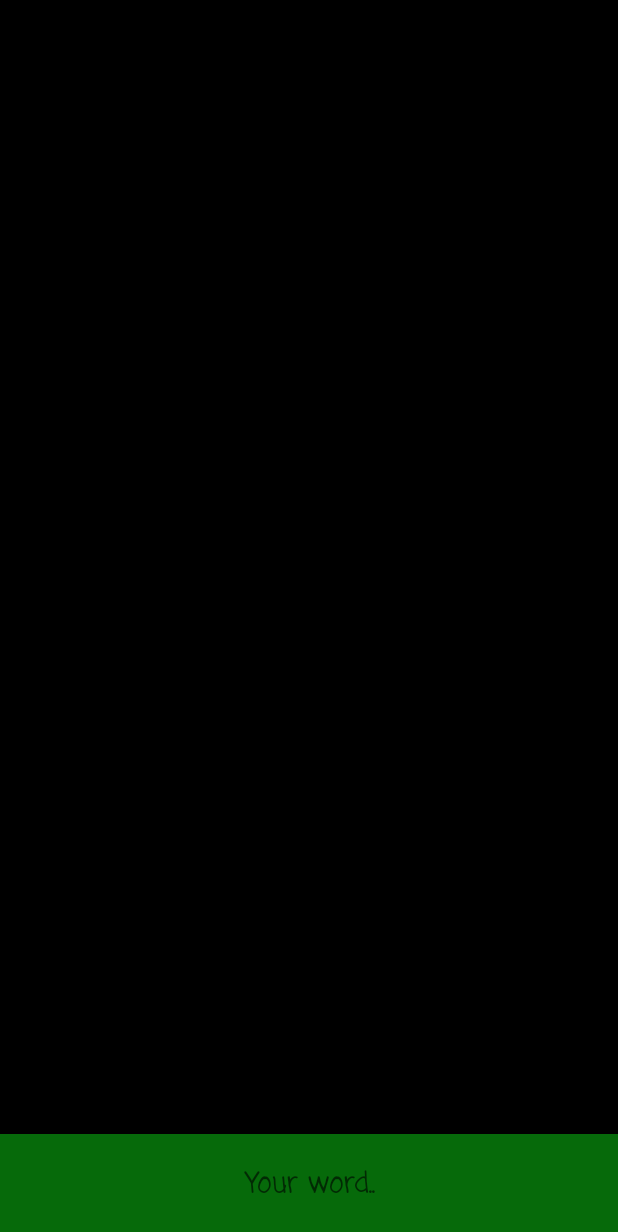
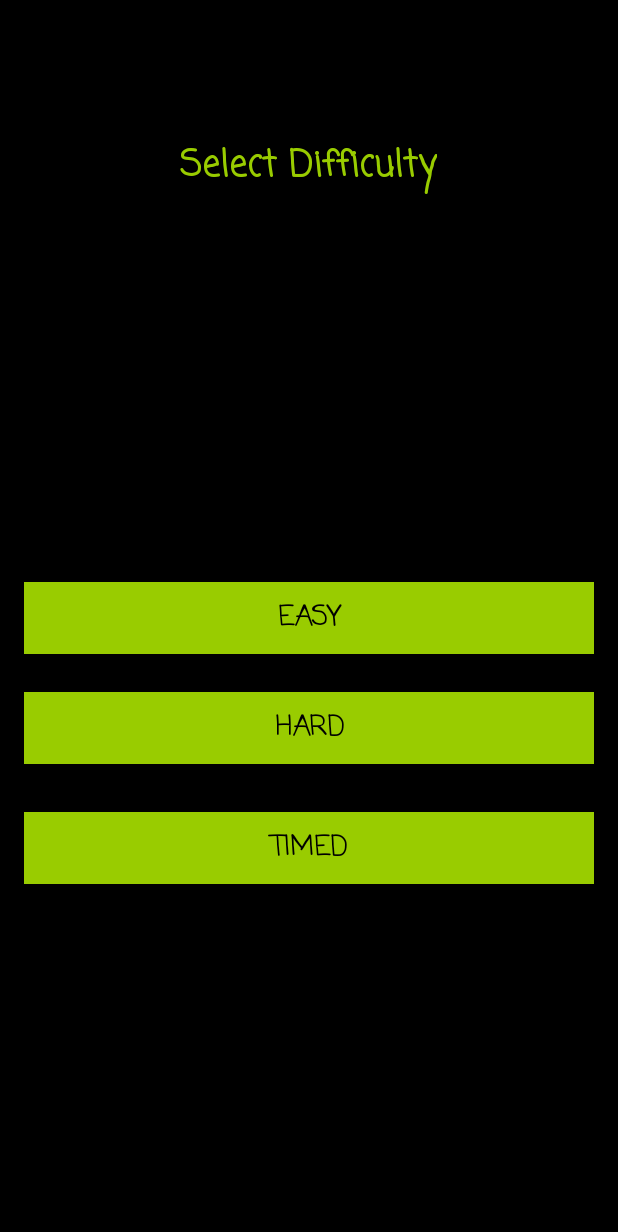
Before and after one commit to cyberpirate92/Addictionary, an Android app: the screen it shows after launch (SinglePlayer before the commit, ModeSelectionActivity after it), after a tap on "SINGLE PLAYER", on a phone screen of 412 x 824 dp. Shown: the top 1232 px of the screen. Run offline under Robolectric (Android 15) with nearby library versions, the phone set to English and light mode, and no system bars.

Commit message:
Refactored code, Added difficult mode, resolved issue #7

```diff
--- a/app/src/main/AndroidManifest.xml
+++ b/app/src/main/AndroidManifest.xml
@@ -29,6 +29,7 @@
                 android:name="android.support.PARENT_ACTIVITY"
                 android:value="com.example.raviteja.addictionary.MainActivity" />
         </activity>
+        <activity android:name=".ModeSelectionActivity"></activity>
     </application>
 
 </manifest>
--- a/app/src/main/java/com/example/raviteja/addictionary/GameOverDialog.java
+++ b/app/src/main/java/com/example/raviteja/addictionary/GameOverDialog.java
@@ -1,6 +1,5 @@
 package com.example.raviteja.addictionary;
 
-import android.app.Activity;
 import android.app.AlertDialog;
 import android.app.Dialog;
 import android.app.DialogFragment;
--- a/app/src/main/java/com/example/raviteja/addictionary/MainActivity.java
+++ b/app/src/main/java/com/example/raviteja/addictionary/MainActivity.java
@@ -24,7 +24,7 @@ public class MainActivity extends AppCompatActivity {
     }
 
     public void startSinglePlayer(View view) {
-        navigateTo(SinglePlayer.class);
+        navigateTo(ModeSelectionActivity.class);
     }
 
     public void startMultiplayer(View view) {
--- a/app/src/main/java/com/example/raviteja/addictionary/WordListAdapter.java
+++ b/app/src/main/java/com/example/raviteja/addictionary/WordListAdapter.java
@@ -5,23 +5,22 @@ import android.view.LayoutInflater;
 import android.view.View;
 import android.view.ViewGroup;
 import android.widget.BaseAdapter;
-import android.widget.ImageView;
 import android.widget.TextView;
 
 import java.util.ArrayList;
 
-public class WordListAdapter extends BaseAdapter {
+class WordListAdapter extends BaseAdapter {
 
     private ArrayList<String> data;
     private Context context;
 
-    public WordListAdapter(Context context) {
+    WordListAdapter(Context context) {
         super();
         this.context = context;
-        data = new ArrayList<String>();
+        data = new ArrayList<>();
     }
 
-    public void addItem(String word) {
+    void addItem(String word) {
         data.add(word);
         this.notifyDataSetChanged();
     }
@@ -54,7 +53,7 @@ public class WordListAdapter extends BaseAdapter {
             row = layoutInflater.inflate(R.layout.listview_row_item_system, null);
 
         TextView textView = (TextView) row.findViewById(R.id.textView);
-        ImageView imageView = (ImageView) row.findViewById(R.id.imageView);
+        /* ImageView imageView = (ImageView) row.findViewById(R.id.imageView); */
         textView.setText(data.get(position));
         convertView = row;
         return convertView;
--- /dev/null
+++ b/app/src/main/res/layout/activity_mode_selection.xml
@@ -0,0 +1,72 @@
+<?xml version="1.0" encoding="utf-8"?>
+<RelativeLayout xmlns:android="http://schemas.android.com/apk/res/android"
+    xmlns:tools="http://schemas.android.com/tools"
+    android:id="@+id/activity_mode_selection"
+    android:layout_width="match_parent"
+    android:layout_height="match_parent"
+    android:paddingBottom="@dimen/activity_vertical_margin"
+    android:paddingLeft="@dimen/activity_horizontal_margin"
+    android:paddingRight="@dimen/activity_horizontal_margin"
+    android:paddingTop="@dimen/activity_vertical_margin"
+    android:background="#000"
+    tools:context="com.example.raviteja.addictionary.ModeSelectionActivity">
+
+    <Button
+        android:text="HARD"
+        android:layout_width="match_parent"
+        android:layout_height="wrap_content"
+        android:layout_below="@+id/button"
+        android:layout_alignEnd="@+id/button"
+        android:layout_marginTop="25dp"
+        android:id="@+id/button5"
+        android:textSize="18sp"
+        android:fontFamily="casual"
+        android:textStyle="normal|bold"
+        android:textAlignment="center"
+        android:textColor="@android:color/black"
+        android:background="@android:color/holo_green_light"
+        android:onClick="startGameHardMode"/>
+
+    <Button
+        android:text="TIMED"
+        android:layout_width="match_parent"
+        android:layout_height="wrap_content"
+        android:layout_marginTop="32dp"
+        android:id="@+id/button6"
+        android:layout_below="@+id/button5"
+        android:layout_alignStart="@+id/button5"
+        android:textSize="18sp"
+        android:fontFamily="casual"
+        android:textStyle="normal|bold"
+        android:textAlignment="center"
+        android:textColor="@android:color/black"
+        android:background="@android:color/holo_green_light" />
+
+    <TextView
+        android:text="Select Difficulty"
+        android:layout_width="wrap_content"
+        android:layout_height="wrap_content"
+        android:layout_alignParentTop="true"
+        android:layout_centerHorizontal="true"
+        android:layout_marginTop="76dp"
+        android:id="@+id/textView2"
+        android:textSize="24sp"
+        android:fontFamily="casual"
+        android:textStyle="normal|bold"
+        android:textColor="@android:color/holo_green_light" />
+
+    <Button
+        android:text="EASY"
+        android:layout_width="match_parent"
+        android:layout_height="wrap_content"
+        android:id="@+id/button"
+        android:layout_centerVertical="true"
+        android:layout_centerHorizontal="true"
+        android:textSize="18sp"
+        android:fontFamily="casual"
+        android:textStyle="normal|bold"
+        android:textAlignment="center"
+        android:textColor="@android:color/black"
+        android:background="@android:color/holo_green_light"
+        android:onClick="startGameEasyMode"/>
+</RelativeLayout>
--- /dev/null
+++ b/app/src/main/res/values-w820dp/dimens.xml
@@ -0,0 +1,6 @@
+<resources>
+    <!-- Example customization of dimensions originally defined in res/values/dimens.xml
+         (such as screen margins) for screens with more than 820dp of available width. This
+         would include 7" and 10" devices in landscape (~960dp and ~1280dp respectively). -->
+    <dimen name="activity_horizontal_margin">64dp</dimen>
+</resources>
--- /dev/null
+++ b/app/src/main/res/values/dimens.xml
@@ -0,0 +1,5 @@
+<resources>
+    <!-- Default screen margins, per the Android Design guidelines. -->
+    <dimen name="activity_horizontal_margin">16dp</dimen>
+    <dimen name="activity_vertical_margin">16dp</dimen>
+</resources>
```
Also changed, not shown: app/src/main/java/com/example/raviteja/addictionary/GameMode.java (added, +11 -0 lines), app/src/main/java/com/example/raviteja/addictionary/ModeSelectionActivity.java (added, +41 -0 lines), app/src/main/java/com/example/raviteja/addictionary/SinglePlayer.java (+21 -4 lines), app/src/main/java/com/example/raviteja/addictionary/WordUtil.java (+70 -9 lines).
